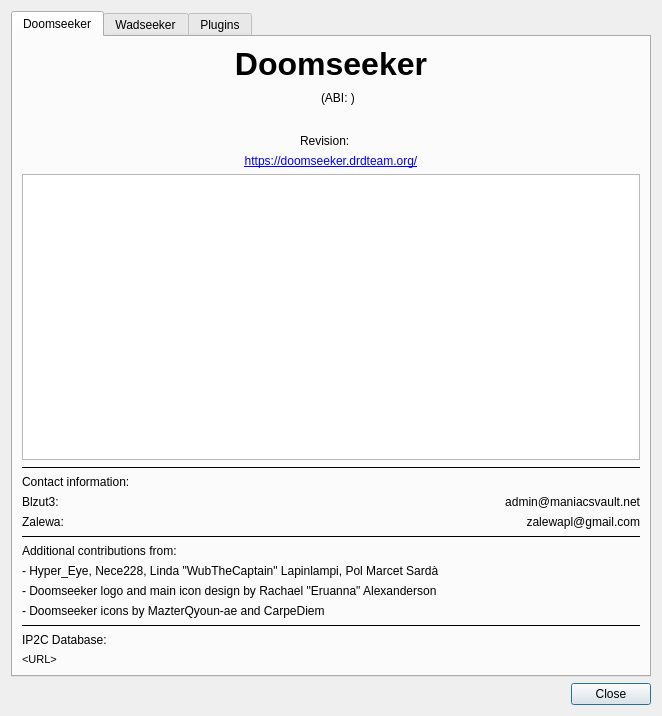
Old version of the form src/core/gui/aboutdialog.ui in the repository DoomseekerTeam/Doomseeker.
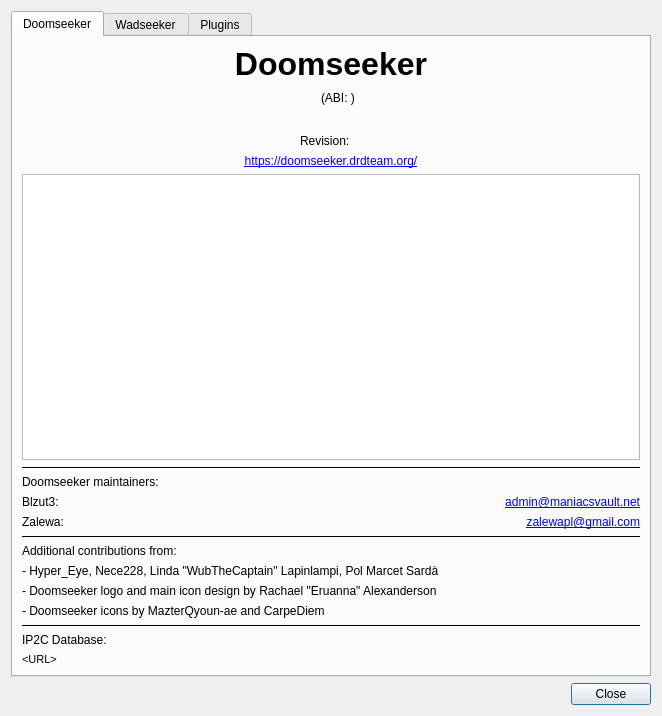
New version of the form.

Commit message: Doomseeker maintainers labeled and email links made clickable (#4069, #4070)

```diff
--- a/src/core/gui/aboutdialog.ui
+++ b/src/core/gui/aboutdialog.ui
@@ -217,7 +217,7 @@
        <item>
         <widget class="QLabel" name="label_8">
          <property name="text">
-          <string>Contact information:</string>
+          <string>Doomseeker maintainers:</string>
          </property>
         </widget>
        </item>
@@ -230,22 +230,6 @@
            </property>
           </widget>
          </item>
-         <item row="1" column="1">
-          <widget class="QLabel" name="label_10">
-           <property name="text">
-            <string>zalewapl@gmail.com</string>
-           </property>
-           <property name="alignment">
-            <set>Qt::AlignRight|Qt::AlignTrailing|Qt::AlignVCenter</set>
-           </property>
-           <property name="openExternalLinks">
-            <bool>true</bool>
-           </property>
-           <property name="textInteractionFlags">
-            <set>Qt::LinksAccessibleByMouse|Qt::TextSelectableByMouse</set>
-           </property>
-          </widget>
-         </item>
          <item row="0" column="0">
           <widget class="QLabel" name="label_11">
            <property name="text">
@@ -254,9 +238,25 @@
           </widget>
          </item>
          <item row="0" column="1">
+          <widget class="QLabel" name="label_10">
+           <property name="text">
+            <string>&lt;a href=&quot;mailto:admin@maniacsvault.net&quot;&gt;&lt;span style=&quot; text-decoration: underline; color:#0000ff;&quot;&gt;admin@maniacsvault.net&lt;/span&gt;&lt;/a&gt;</string>
+           </property>
+           <property name="alignment">
+            <set>Qt::AlignRight|Qt::AlignTrailing|Qt::AlignVCenter</set>
+           </property>
+           <property name="openExternalLinks">
+            <bool>true</bool>
+           </property>
+           <property name="textInteractionFlags">
+            <set>Qt::LinksAccessibleByKeyboard|Qt::LinksAccessibleByMouse|Qt::TextBrowserInteraction|Qt::TextSelectableByKeyboard|Qt::TextSelectableByMouse</set>
+           </property>
+          </widget>
+         </item>
+         <item row="1" column="1">
           <widget class="QLabel" name="label_12">
            <property name="text">
-            <string>admin@maniacsvault.net</string>
+            <string>&lt;a href=&quot;mailto:zalewapl@gmail.com&quot;&gt;&lt;span style=&quot; text-decoration: underline; color:#0000ff;&quot;&gt;zalewapl@gmail.com&lt;/span&gt;&lt;/a&gt;</string>
            </property>
            <property name="alignment">
             <set>Qt::AlignRight|Qt::AlignTrailing|Qt::AlignVCenter</set>
```
Left out of the diff: 8 changed lines with no effect on the pictures. The commit also changes 1 other file.
